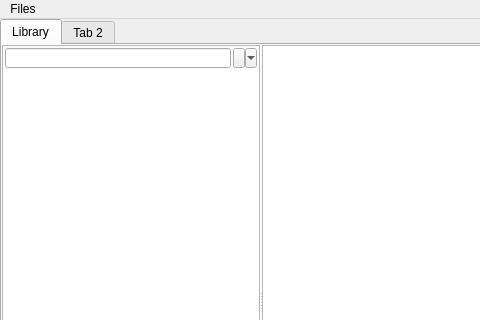
Old version of the form apollo/gui/mainwindow_apollo.ui in the repository zoell/Apollo; both pictures show x 0 to 480 and y 0 to 320 of the 800 by 622 pixel window.
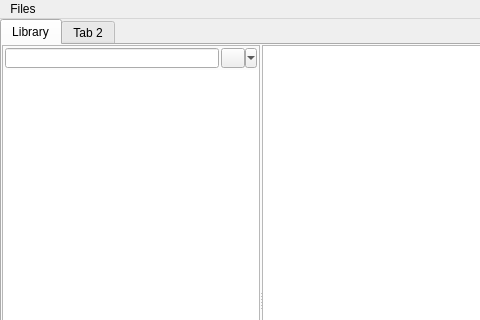
New version of the form.

Diff of the .ui file:
```diff
--- a/apollo/gui/mainwindow_apollo.ui
+++ b/apollo/gui/mainwindow_apollo.ui
@@ -189,7 +189,7 @@
                    </property>
                    <property name="maximumSize">
                     <size>
-                     <width>24</width>
+                     <width>16777215</width>
                      <height>24</height>
                     </size>
                    </property>
```
Left out of the diff: 6 changed lines with no effect on the pictures.
